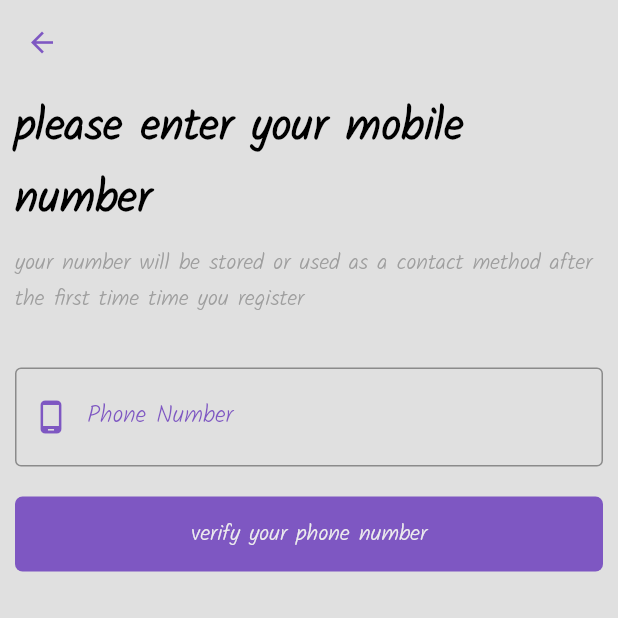
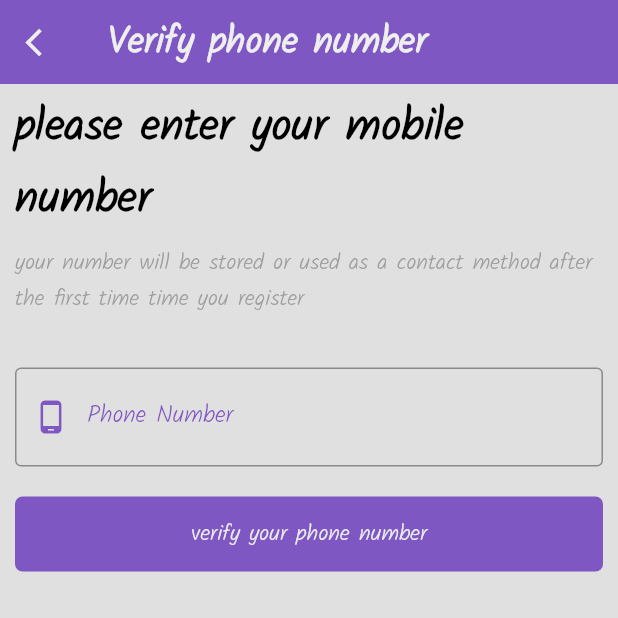
Before and after one commit to A1aaAhmed/graduation_project_app, a Flutter app: the phoneScreen screen opened directly with empty values, on a phone screen of 412 x 824 dp, the top half of it. Run offline on Flutter 3.47's test engine with Material 2 defaults, Android fonts, the phone set to English and light mode, and no system bars; our stand-ins replace bloc, cloud_firestore, conditional_builder_null_safety, firebase_auth, firebase_core, firebase_storage and 11 more; missing offline and left inert: background_fetch, graduation_proj, mqtt_client, restart_app; accounts and stored records are empty.

Commit message:
back arrow in phone verify and adding loading

```diff
--- a/lib/layout/cubit/states.dart
+++ b/lib/layout/cubit/states.dart
@@ -50,3 +50,6 @@ class DeleteFieldErrorState extends MainStates {
   DeleteFieldErrorState(this.error);}
 
 class GetFieldsState extends MainStates{}
+class uploadingChanges extends MainStates{}
+
+class uploadProfile extends MainStates{}
--- a/lib/modules/social/phoneGoggle_screen.dart
+++ b/lib/modules/social/phoneGoggle_screen.dart
@@ -2,13 +2,19 @@ import 'package:conditional_builder_null_safety/conditional_builder_null_safety.
 import 'package:firebase_auth/firebase_auth.dart';
 import 'package:flutter/material.dart';
 import 'package:flutter_bloc/flutter_bloc.dart';
+import 'package:google_sign_in/google_sign_in.dart';
+import 'package:graduation_project_app/layout/cubit/cubit.dart';
+import 'package:graduation_project_app/models/user.dart';
 import 'package:graduation_project_app/modules/register_screen/cubit/states.dart';
 import 'package:graduation_project_app/modules/social/verifyPhone.dart';
+import 'package:graduation_project_app/shared/components/appBar.dart';
 import 'package:graduation_project_app/shared/components/components.dart';
 import 'package:graduation_project_app/shared/components/phoneField.dart';
 import 'package:graduation_project_app/shared/style/colors.dart';
 import 'package:graduation_project_app/shared/variables.dart';
 import 'package:graduation_project_app/modules/register_screen/cubit/cubit.dart';
+import 'package:restart_app/restart_app.dart';
+import 'package:graduation_project_app/network/local/shared_pref.dart';
 
 class phoneScreen extends StatefulWidget {
   final String? name;
@@ -18,25 +24,40 @@ class phoneScreen extends StatefulWidget {
   State<phoneScreen> createState() => _phoneScreenState();
 }
 class _phoneScreenState extends State<phoneScreen> {
+
+
   @override
   Widget build(BuildContext context) {
     late var formKey = GlobalKey<FormState>();
     TextEditingController phoneController = TextEditingController();
-    return BlocProvider(
+    return WillPopScope(
+        onWillPop: () async {
+      await GoogleSignIn().signOut();
+      await FirebaseAuth.instance.signOut().then((value) {
+        uId = '';
+       MainCubit.uId = '';
+       MainCubit.model = UserModel();
+        casheHelper.removeData(key: 'uId');
+       Restart.restartApp();
+       //  Navigator.push(
+       //      context,
+       //      MaterialPageRoute(
+       //        builder: ((context) => const welcomeScreen()),
+       //      ));
+      });
+      return false;
+
+    },
+      child :BlocProvider(
         create: (context) => registerCubit(),
         child: BlocConsumer<registerCubit, registerStates>(
             listener: (context, state) {},
             builder: (context, state) {
               return Scaffold(
-                appBar: AppBar(
-                  backgroundColor: colortheme.lightGray,
-                  leading: IconButton(
-                    icon: const Icon(
-                      Icons.arrow_back,
-                      color: colortheme.lightPurple,
-                    ),
-                    onPressed: () {},
-                  ),
+                appBar:bar(
+                  morelist: false,
+                  context: context,
+                  text: 'Verify phone number',
                 ),
                 body: SafeArea(
                   child: Padding(
@@ -160,6 +181,6 @@ class _phoneScreenState extends State<phoneScreen> {
                   ),
                 ),
               );
-            }));
+            })));
   }
 }
```
Also changed, not shown: lib/layout/cubit/cubit.dart (+6 -1 lines), lib/modules/Profile/editProfile_Screen.dart (+28 -13 lines), lib/shared/components/appBar.dart (+22 -1 lines), 1 other file.
